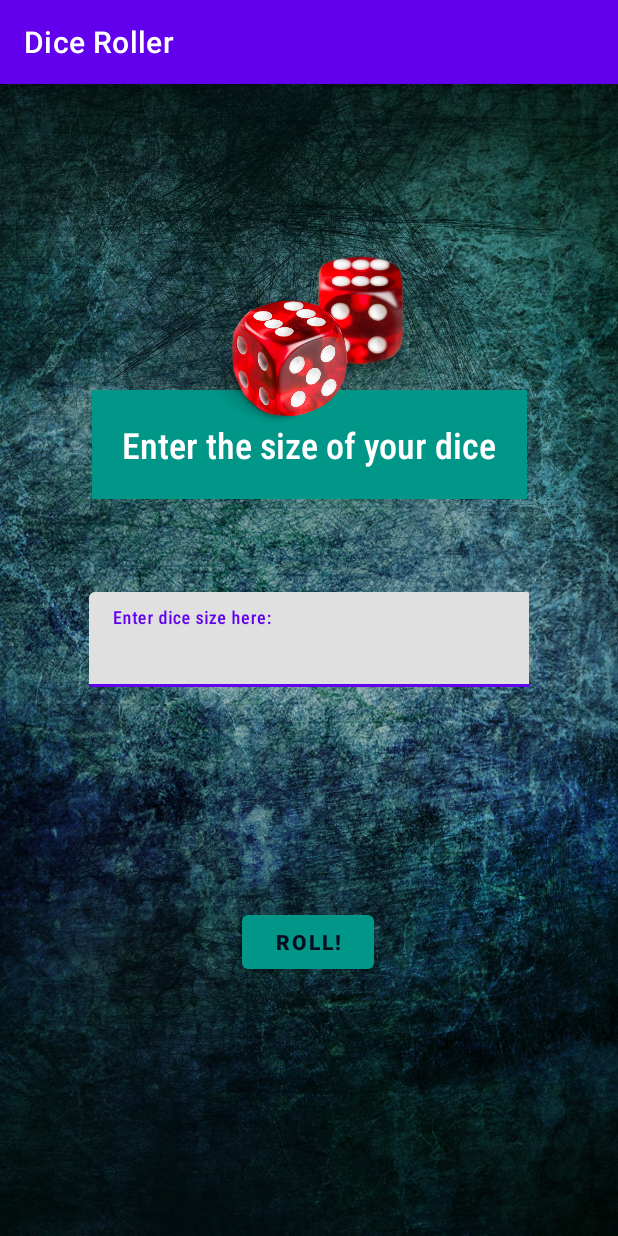
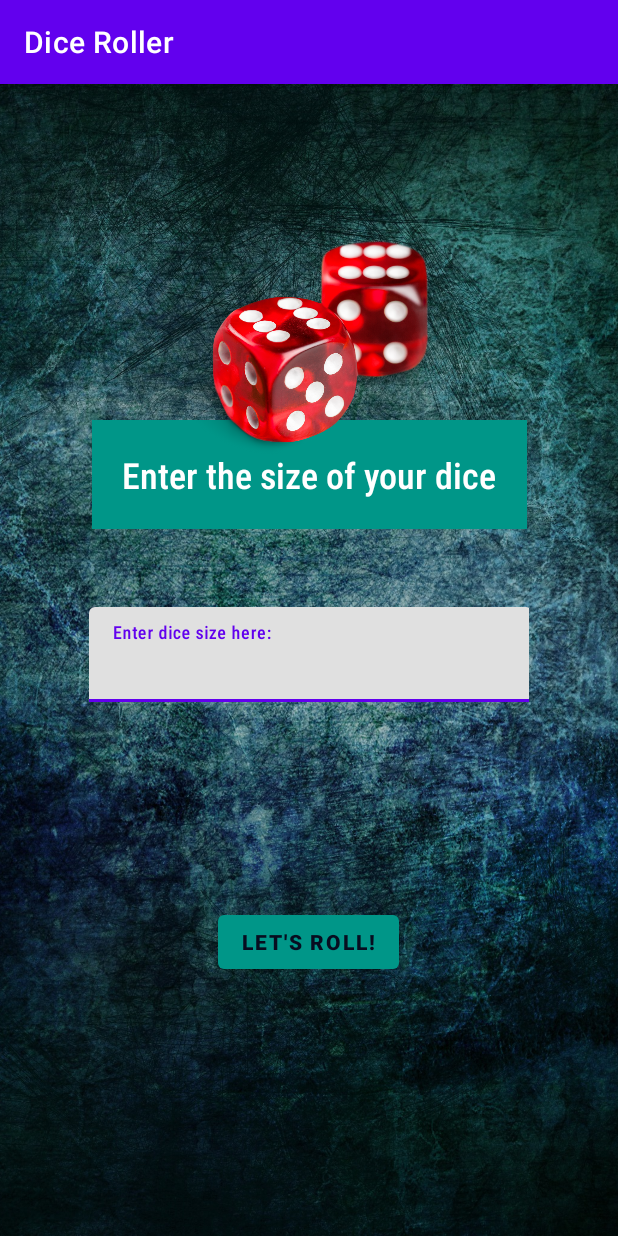
Before and after one commit to CMarconius/Android_Codelabs_DiceRoller, an Android app: the screen it shows after launch (MainActivity), on a phone screen of 412 x 824 dp. Run offline under Robolectric (Android 15) with nearby library versions, the phone set to English and light mode, and no system bars.

Commit message:
Small UI Change

```diff
--- a/app/src/main/res/layout/activity_main.xml
+++ b/app/src/main/res/layout/activity_main.xml
@@ -49,7 +49,7 @@
         android:id="@+id/Instructions1"
         android:layout_width="wrap_content"
         android:layout_height="wrap_content"
-        android:layout_marginTop="204dp"
+        android:layout_marginTop="224dp"
         android:background="#009688"
         android:fontFamily="sans-serif-condensed-medium"
         android:padding="20dp"
@@ -61,6 +61,7 @@
         app:layout_constraintTop_toTopOf="parent" />
 
     <com.google.android.material.textfield.TextInputLayout
+        android:id="@+id/textInputLayout"
         android:layout_width="293dp"
         android:layout_height="63dp"
         app:layout_constraintBottom_toTopOf="@+id/superMegaDiceRollText"
@@ -84,11 +85,13 @@
 
     <ImageView
         android:id="@+id/imageView2"
-        android:layout_width="378dp"
-        android:layout_height="341dp"
+        android:layout_width="524dp"
+        android:layout_height="430dp"
+        app:layout_constraintBottom_toTopOf="@+id/textInputLayout"
         app:layout_constraintEnd_toEndOf="parent"
+        app:layout_constraintHorizontal_bias="0.504"
         app:layout_constraintStart_toStartOf="@+id/imageView"
-        app:layout_constraintTop_toTopOf="parent"
+        app:layout_constraintTop_toTopOf="@+id/imageView"
         app:srcCompat="@drawable/dice" />
 
 </androidx.constraintlayout.widget.ConstraintLayout>
--- a/app/src/main/res/values/strings.xml
+++ b/app/src/main/res/values/strings.xml
@@ -1,6 +1,6 @@
 <resources>
     <string name="app_name">Dice Roller</string>
-    <string name="roll">ROLL!</string>
+    <string name="roll">LET'S ROLL!</string>
     <string name="enter_the_size_of_your_dice">Enter the size of your dice</string>
     <string name="e_g_6">Enter dice size here:</string>
 </resources>
```
